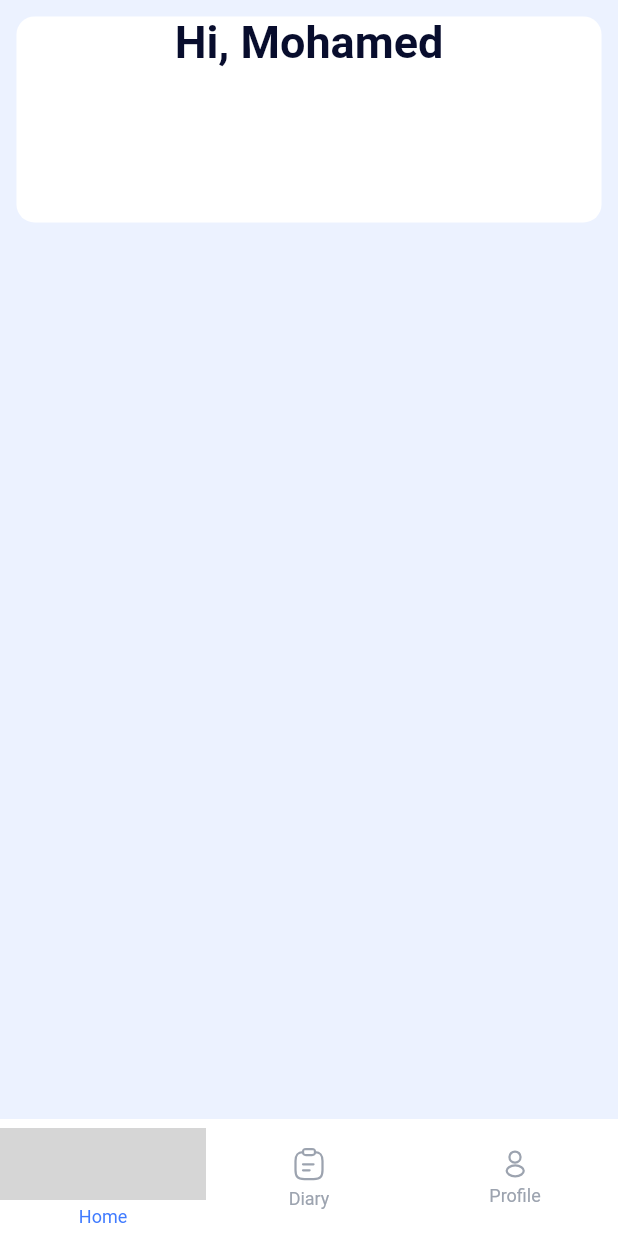
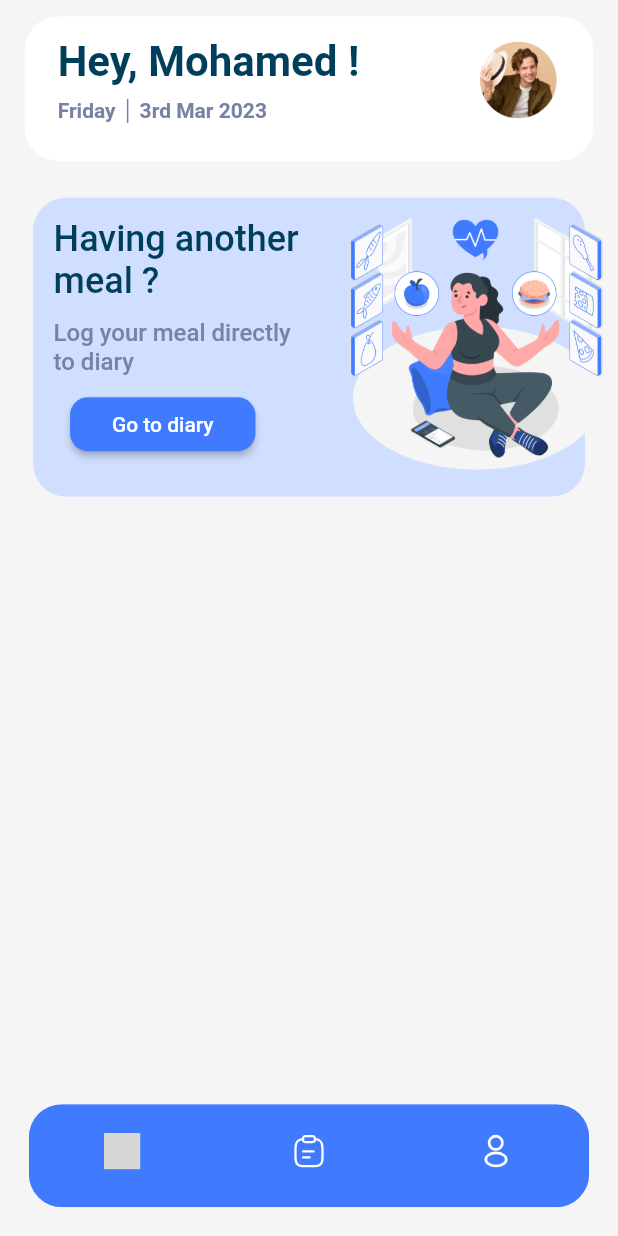
Before and after one commit to Noureldin17/Calorie_Tracking_App, a Flutter app: the AppMainPage screen opened directly, on a phone screen of 412 x 824 dp. Run offline on Flutter 3.47's test engine with Material 2 defaults, Android fonts, the phone set to English and light mode, and no system bars; our stand-ins replace flutter_svg, google_fonts, jiffy, sizer, smooth_page_indicator; grey boxes are pictures that could not be loaded.

Commit message:
HomePage Changes

```diff
--- a/fitness_app/lib/presentation/colors.dart
+++ b/fitness_app/lib/presentation/colors.dart
@@ -1,7 +1,17 @@
 import 'package:flutter/material.dart';
 
-const Color BackgroundColor = Color.fromARGB(255, 236, 242, 255);
+// const Color BackgroundColor = Color.fromARGB(255, 236, 242, 255);
+const Color BackgroundColor = Color.fromARGB(255, 245, 245, 245);
+const Color SecondaryBackgroundColor = Color.fromARGB(255, 239, 239, 239);
+const Color CardBackgroundColor = Color.fromARGB(255, 208, 222, 255);
+// const Color CardBackgroundColor = Color.fromARGB(142, 210, 218, 255);
+// const Color PrimaryTextColor = Color(0xFF58508D);
+const Color PrimaryTextColor = Color(0xFF003F5C);
+const Color SecondaryTextColor = Color(0xFF7882A4);
+// const Color CardBackgroundColor = Color.fromARGB(206, 252, 248, 232);
 const Color PrimaryColor = Color(0xFF407BFF);
+const Color ButtonColor = Color(0xFF407BFF);
+// const Color ButtonColor = Color(0xFF8758FF);
 // const Color ButtonColor = Color(0xFFFC997C);
 // const Color ButtonColor = Color(0xFFFED049);
-const Color ButtonColor = Color(0xFFFFCB42);
+// const Color ButtonColor = Color(0xFFFFCB42);
--- a/fitness_app/lib/presentation/screens/AppMainPage.dart
+++ b/fitness_app/lib/presentation/screens/AppMainPage.dart
@@ -2,6 +2,7 @@ import 'package:fitness_app/presentation/screens/main/HomePage.dart';
 import 'package:fitness_app/presentation/screens/main/ProfilePage.dart';
 import 'package:flutter/material.dart';
 import 'package:flutter_svg/flutter_svg.dart';
+import 'package:sizer/sizer.dart';
 import '../colors.dart' as colors;
 import 'main/DiaryPage.dart';
 
@@ -22,67 +23,100 @@ class _AppMainPageState extends State<AppMainPage> {
   @override
   Widget build(BuildContext context) {
     return Scaffold(
-        bottomNavigationBar: BottomNavigationBar(
-          backgroundColor: Colors.white,
+        bottomNavigationBar: Padding(
+          padding: EdgeInsetsDirectional.fromSTEB(14.sp, 0, 14.sp, 14.sp),
+          child: ClipRRect(
+            borderRadius: BorderRadius.circular(22),
+            child: Container(
+              height: 50.sp,
+              child: BottomNavigationBar(
+                // backgroundColor: Color.fromARGB(208, 116, 66, 241),
+                backgroundColor: colors.PrimaryColor,
                 elevation: 0,
                 enableFeedback: false,
                 type: BottomNavigationBarType.fixed,
-          unselectedItemColor: Color.fromARGB(255, 156, 163, 175),
+                unselectedItemColor: Colors.white,
                 selectedFontSize: 12,
                 unselectedFontSize: 12,
-          selectedItemColor: colors.PrimaryColor,
-          showUnselectedLabels: true,
+                selectedItemColor: Colors.white,
+                showUnselectedLabels: false,
                 items: [
                   BottomNavigationBarItem(
                       activeIcon: Padding(
-                  padding: const EdgeInsetsDirectional.fromSTEB(0, 0, 0, 4),
+                        padding:
+                            const EdgeInsetsDirectional.fromSTEB(0, 0, 0, 4),
                         child: SvgPicture.asset(
                           'assets/icons/navbar/homeactive.svg',
-                    color: colors.PrimaryColor,
+                          color: Colors.white,
+                          height: 24,
+                          width: 24,
                         ),
                       ),
                       icon: Padding(
-                  padding: const EdgeInsetsDirectional.fromSTEB(0, 0, 0, 4),
+                        padding:
+                            const EdgeInsetsDirectional.fromSTEB(0, 0, 0, 4),
                         child: SvgPicture.asset(
                           'assets/icons/navbar/home.svg',
+                          color: Colors.white,
+                          height: 24,
+                          width: 24,
                         ),
                       ),
                       label: 'Home'),
                   BottomNavigationBarItem(
                       activeIcon: Padding(
-                  padding: const EdgeInsetsDirectional.fromSTEB(0, 0, 0, 4),
+                        padding:
+                            const EdgeInsetsDirectional.fromSTEB(0, 0, 0, 4),
                         child: SvgPicture.asset(
                           'assets/icons/navbar/diaryactive.svg',
-                    color: colors.PrimaryColor,
+                          color: Colors.white,
+                          height: 24,
+                          width: 24,
                         ),
                       ),
                       icon: Padding(
-                  padding: const EdgeInsetsDirectional.fromSTEB(0, 0, 0, 4),
+                        padding:
+                            const EdgeInsetsDirectional.fromSTEB(0, 0, 0, 4),
                         child: SvgPicture.asset(
                           'assets/icons/navbar/diary.svg',
-                    color: Color.fromARGB(255, 156, 163, 175),
+                          height: 24,
+                          width: 24,
+                          color: Colors.white,
                         ),
                       ),
                       label: 'Diary'),
                   BottomNavigationBarItem(
                       activeIcon: Padding(
-                  padding: const EdgeInsetsDirectional.fromSTEB(0, 0, 0, 4),
+                        padding:
+                            const EdgeInsetsDirectional.fromSTEB(0, 0, 0, 4),
                         child: SvgPicture.asset(
                           'assets/icons/navbar/profileactive.svg',
-                    color: colors.PrimaryColor,
+                          height: 24,
+                          width: 24,
+                          color: Colors.white,
                         ),
                       ),
                       icon: Padding(
-                  padding: const EdgeInsetsDirectional.fromSTEB(0, 0, 0, 4),
-                  child: SvgPicture.asset('assets/icons/navbar/profile.svg'),
+                        padding:
+                            const EdgeInsetsDirectional.fromSTEB(0, 0, 0, 4),
+                        child: SvgPicture.asset(
+                          'assets/icons/navbar/profile.svg',
+                          color: Colors.white,
+                          height: 24,
+                          width: 24,
+                        ),
                       ),
                       label: 'Profile'),
                 ],
-          showSelectedLabels: true,
+                showSelectedLabels: false,
                 currentIndex: widget.currentIndex,
                 onTap: switchPage,
               ),
-        backgroundColor: Colors.white,
+            ),
+          ),
+        ),
+        backgroundColor: colors.BackgroundColor,
+        // backgroundColor: Colors.white,
         body: widget.mainPages.elementAt(widget.currentIndex));
   }
 
--- a/fitness_app/lib/presentation/screens/OnBoardingPage.dart
+++ b/fitness_app/lib/presentation/screens/OnBoardingPage.dart
@@ -76,7 +76,7 @@ class _OnBoardingPageState extends State<OnBoardingPage> {
                       OnPressed: () {
                         if (widget.LastPage == true) {
                           Navigator.pushReplacementNamed(
-                              context, pages.Login_Page);
+                              context, pages.App_Main_Page);
                         } else {
                           onBoardingPageController.nextPage(
                               duration: Duration(milliseconds: 600),
--- a/fitness_app/lib/presentation/screens/main/HomePage.dart
+++ b/fitness_app/lib/presentation/screens/main/HomePage.dart
@@ -1,3 +1,5 @@
+import 'package:fitness_app/presentation/widgets/HomePageWidgets/HomePageDiaryCard.dart';
+import 'package:fitness_app/presentation/widgets/HomePageWidgets/HomeProfileBanner.dart';
 import 'package:flutter/material.dart';
 import 'package:sizer/sizer.dart';
 import '../../widgets/DefaultText.dart';
@@ -18,25 +20,11 @@ class _HomePageState extends State<HomePage> {
             child: Scaffold(
                 backgroundColor: colors.BackgroundColor,
                 body: Column(
+                  crossAxisAlignment: CrossAxisAlignment.start,
+                  mainAxisSize: MainAxisSize.max,
                   children: [
-                    Padding(
-                      padding: EdgeInsets.all(8.sp),
-                      child: Container(
-                        height: 100.sp,
-                        width: 100.w,
-                        decoration: BoxDecoration(
-                            borderRadius: BorderRadius.circular(12),
-                            color: Colors.white),
-                        child: Column(
-                          children: [
-                            DefaultText.SemiBold(
-                                text: 'Hi, Mohamed',
-                                textcolor: Color.fromARGB(255, 8, 13, 45),
-                                size: 30)
-                          ],
-                        ),
-                      ),
-                    )
+                    HomeProfileBanner(),
+                    HomeDiaryCard(),
                   ],
                 ))));
   }
--- /dev/null
+++ b/fitness_app/lib/presentation/widgets/HomePageWidgets/HomePageDiaryCard.dart
@@ -0,0 +1,67 @@
+import 'package:flutter/material.dart';
+import '../../colors.dart' as colors;
+import 'package:sizer/sizer.dart';
+
+import '../DefaultText.dart';
+
+class HomeDiaryCard extends StatelessWidget {
+  const HomeDiaryCard({super.key});
+
+  @override
+  Widget build(BuildContext context) {
+    return Stack(
+      alignment: Alignment.centerLeft,
+      children: [
+        Padding(
+          padding: EdgeInsetsDirectional.fromSTEB(16.sp, 10.sp, 16.sp, 0),
+          child: Container(
+            padding: EdgeInsets.all(10.sp),
+            height: 145.sp,
+            width: 100.w,
+            decoration: BoxDecoration(
+                borderRadius: BorderRadius.circular(22),
+                color: colors.CardBackgroundColor),
+            child: Column(
+              crossAxisAlignment: CrossAxisAlignment.start,
+              children: [
+                DefaultText.Medium(
+                    text: 'Having another \nmeal ?',
+                    textcolor: colors.PrimaryTextColor,
+                    size: 24),
+                Padding(
+                  padding: EdgeInsets.only(top: 8.sp),
+                  child: DefaultText.Medium(
+                      text: 'Log your meal directly \nto diary',
+                      textcolor: colors.SecondaryTextColor,
+                      size: 16),
+                ),
+                Padding(
+                  padding: EdgeInsets.only(top: 6.sp, left: 8.sp),
+                  child: ElevatedButton(
+                    onPressed: () {},
+                    child: DefaultText.Medium(
+                        text: 'Go to diary', textcolor: Colors.white, size: 14),
+                    style: ElevatedButton.styleFrom(
+                      fixedSize: Size(30.w, 4.h),
+                      shape: RoundedRectangleBorder(
+                          borderRadius: BorderRadius.circular(12)),
+                      backgroundColor: colors.ButtonColor,
+                    ),
+                  ),
+                )
+              ],
+            ),
+          ),
+        ),
+        Align(
+          alignment: Alignment.topRight,
+          child: Image.asset(
+            'assets/illustrations/Healthy options-amico.png',
+            height: 190,
+            width: 190,
+          ),
+        )
+      ],
+    );
+  }
+}
--- /dev/null
+++ b/fitness_app/lib/presentation/widgets/HomePageWidgets/HomeProfileBanner.dart
@@ -0,0 +1,99 @@
+import 'package:flutter/material.dart';
+import 'package:intl/intl.dart';
+import 'package:jiffy/jiffy.dart';
+import 'package:sizer/sizer.dart';
+import '../../colors.dart' as colors;
+import '../DefaultText.dart';
+
+class HomeProfileBanner extends StatelessWidget {
+  const HomeProfileBanner({super.key});
+  @override
+  Widget build(BuildContext context) {
+    final DateTime dateFormat = DateTime.now();
+    return Padding(
+      padding: EdgeInsets.symmetric(horizontal: 12.sp, vertical: 8.sp),
+      child: Container(
+        padding: EdgeInsets.only(
+            bottom: 10.sp, left: 16.sp, right: 16.sp, top: 10.sp),
+        height: 70.sp,
+        width: 100.w,
+        decoration: BoxDecoration(
+            border: Border.all(width: 0, color: Colors.transparent),
+            borderRadius: BorderRadius.circular(22),
+            // borderRadius: BorderRadius.only(
+            //     bottomLeft: Radius.circular(26),
+            //     bottomRight: Radius.circular(26)),
+            color: Colors.white),
+        child: Column(
+          crossAxisAlignment: CrossAxisAlignment.start,
+          children: [
+            Row(
+              children: [
+                Column(
+                  mainAxisAlignment: MainAxisAlignment.center,
+                  crossAxisAlignment: CrossAxisAlignment.start,
+                  children: [
+                    DefaultText.Bold(
+                        text: 'Hey, Mohamed !',
+                        // textcolor: Color.fromARGB(255, 77, 79, 100),
+                        textcolor: colors.PrimaryTextColor,
+                        size: 28),
+                    Padding(
+                      padding: EdgeInsets.only(top: 6.sp),
+                      child: IntrinsicHeight(
+                        child: Row(
+                          children: [
+                            DefaultText.SemiBold(
+                                text: DateFormat.EEEE().format(dateFormat),
+                                // textcolor: Color.fromARGB(255, 77, 79, 100),
+                                textcolor: colors.SecondaryTextColor,
+                                size: 14),
+                            VerticalDivider(
+                              thickness: 1,
+                              // color: Color.fromARGB(255, 77, 79, 100),
+                              color: colors.SecondaryTextColor,
+                            ),
+                            DefaultText.SemiBold(
+                                text: Jiffy(dateFormat).format("do") + ' ',
+                                // textcolor: Color.fromARGB(255, 77, 79, 100),
+                                textcolor: colors.SecondaryTextColor,
+                                size: 14),
+                            DefaultText.SemiBold(
+                                text: DateFormat.yMMM().format(dateFormat),
+                                // textcolor: Color.fromARGB(255, 77, 79, 100),
+                                textcolor: colors.SecondaryTextColor,
+                                size: 14),
+                          ],
+                        ),
+                      ),
+                    ),
+                  ],
+                ),
+                Spacer(),
+                CircleAvatar(
+                  maxRadius: 28,
+                  backgroundImage: AssetImage('assets/ProfilePic.png'),
+                  backgroundColor: Colors.transparent,
+                )
+              ],
+            ),
+            // Padding(
+            //   padding: EdgeInsetsDirectional.fromSTEB(20.sp, 6.sp, 20.sp, 0.sp),
+            //   child: Divider(
+            //     thickness: 1,
+            //     color: Color.fromARGB(90, 158, 158, 158),
+            //   ),
+            // ),
+            // Padding(
+            //   padding: EdgeInsets.only(top: 2.sp),
+            //   child: DefaultText.SemiBold(
+            //       text: 'Keep up the good work! 💪',
+            //       textcolor: colors.SecondaryTextColor,
+            //       size: 18),
+            // ),
+          ],
+        ),
+      ),
+    );
+  }
+}
--- a/fitness_app/lib/presentation/widgets/OnBoarding/OnBoardingItem.dart
+++ b/fitness_app/lib/presentation/widgets/OnBoarding/OnBoardingItem.dart
@@ -31,9 +31,9 @@ class OnBoardingItem extends StatelessWidget {
                       padding: EdgeInsets.all(10.sp),
                       decoration: BoxDecoration(
                           border:
-                              Border.all(width: 0.1, color: colors.ButtonColor),
+                              Border.all(width: 0.1, color: Colors.transparent),
                           borderRadius: BorderRadius.circular(9),
-                          color: Color.fromARGB(206, 252, 248, 232)),
+                          color: colors.CardBackgroundColor),
                       child: Column(
                         children: [
                           model.textContainer,
--- a/fitness_app/lib/presentation/widgets/PrimaryButton.dart
+++ b/fitness_app/lib/presentation/widgets/PrimaryButton.dart
@@ -17,7 +17,7 @@ class PrimaryButton extends StatelessWidget {
       child: DefaultText.Medium(
           text: buttonText, textcolor: Colors.white, size: 14),
       style: ElevatedButton.styleFrom(
-        minimumSize: Size(80.w, 5.92.h),
+        minimumSize: Size(87.4.w, 5.92.h),
         backgroundColor: colors.ButtonColor,
         shape: RoundedRectangleBorder(
           borderRadius: BorderRadius.circular(12),
--- a/fitness_app/pubspec.yaml
+++ b/fitness_app/pubspec.yaml
@@ -35,6 +35,10 @@ dependencies:
   smooth_page_indicator: ^1.0.0+2
   google_fonts: ^4.0.3
   flutter_svg: 1.0.3
+  intl: ^0.18.0
+  jiffy: ^5.0.1
+  flutter_animation_progress_bar: ^2.3.1
+  vertical_percent_indicator: ^0.0.1
   # The following adds the Cupertino Icons font to your application.
   # Use with the CupertinoIcons class for iOS style icons.
   cupertino_icons: ^1.0.2
@@ -57,6 +61,7 @@ dev_dependencies:
 flutter:
   assets:
     - assets/
+    - assets/illustrations/
     - assets/icons/navbar/
     - assets/onboarding/
   # The following line ensures that the Material Icons font is
```
Also changed, not shown: fitness_app/lib/presentation/widgets/HomePageWidgets/MacrosProgressBars.dart (added, +152 -0 lines), fitness_app/assets/ProfilePic.png (added), fitness_app/assets/illustrations/Eating healthy food-rafiki.png (added), fitness_app/assets/illustrations/Healthy options-amico.png (added), fitness_app/assets/illustrations/Healthy options-amico.svg (added), fitness_app/pubspec.lock. Lines whose indentation alone changed are shown as unchanged.
